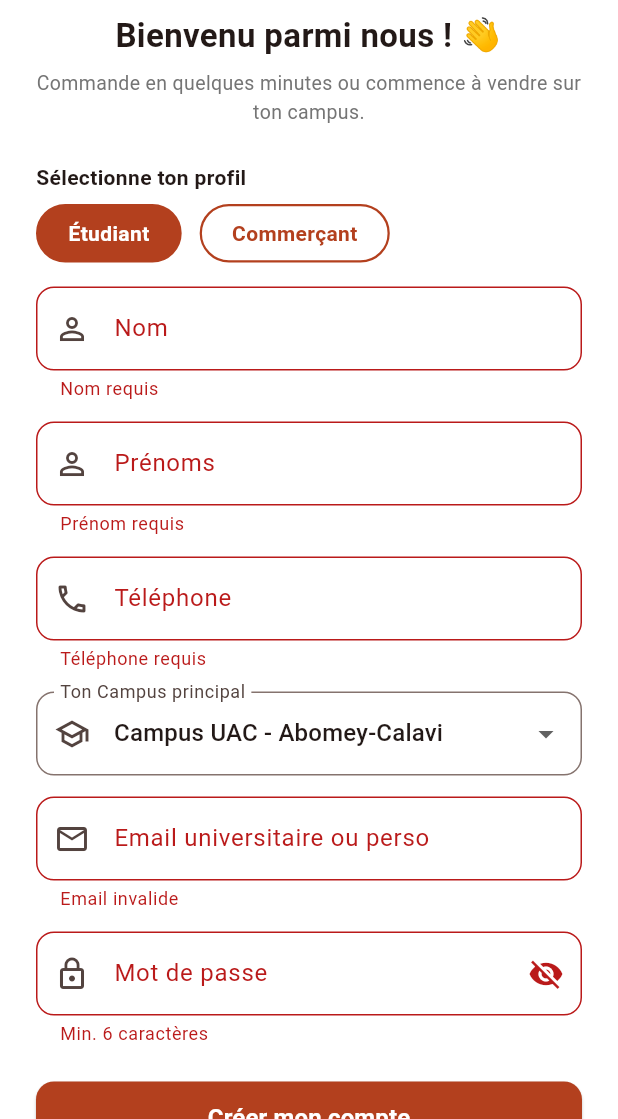
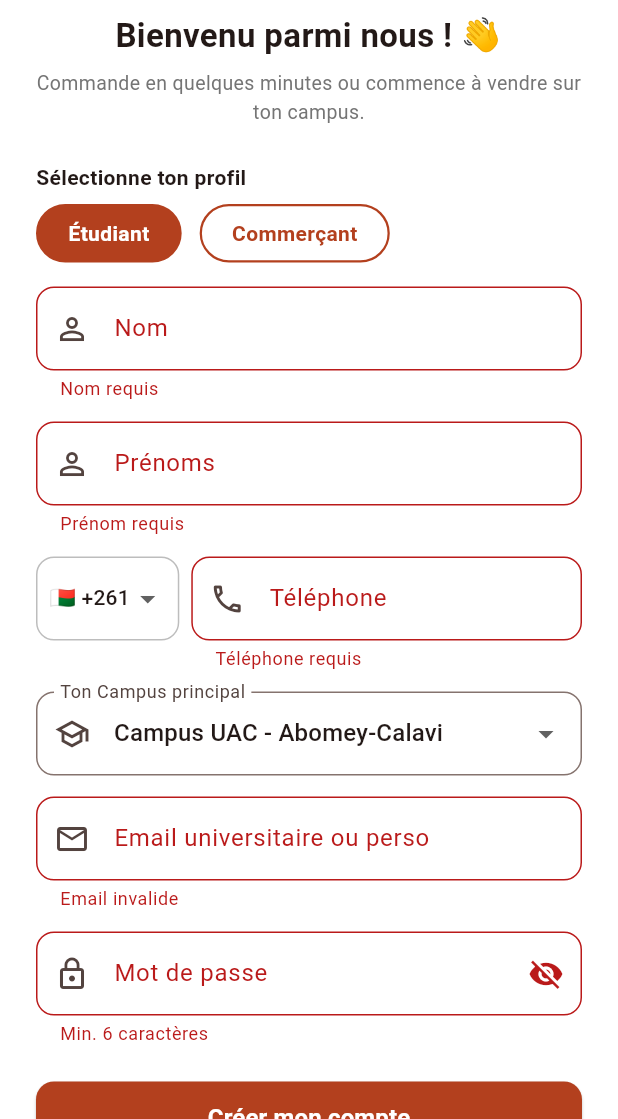
Before and after one commit to DavFilsDev/quick-eat-app, a Flutter app: the RegisterScreen screen opened by its route, after a tap on "Créer mon compte", on a phone screen of 412 x 824 dp, the part 117-1236 px from its top. Run offline on Flutter 3.47's test engine with Material 3 defaults, Android fonts, the phone set to English and light mode, and no system bars; our stand-ins replace cached_network_image, cloud_firestore, firebase_auth, firebase_core; accounts and stored records are empty.

Commit message:
feat(auth): add country code selector and integrate RoleDetector for email suggestion

```diff
--- a/lib/features/auth/presentation/screens/register_screen.dart
+++ b/lib/features/auth/presentation/screens/register_screen.dart
@@ -7,6 +7,7 @@ import '../../../../models/enums/user_role.dart';
 import '../controllers/auth_controller.dart';
 import '../widgets/auth_text_field.dart';
 import '../widgets/role_toggle.dart';
+import '../../domain/role_detector.dart';
 
 class RegisterScreen extends StatefulWidget {
   const RegisterScreen({super.key});
@@ -33,6 +34,12 @@ class _RegisterScreenState extends State<RegisterScreen> {
   void initState() {
     super.initState();
     _passwordController.addListener(() => setState(() {}));
+    _emailController.addListener(() {
+      final suggestedRole = RoleDetector.detectFromEmail(_emailController.text);
+      if (suggestedRole != null && suggestedRole != _role) {
+        setState(() => _role = suggestedRole);
+      }
+    });
     _authController = AuthController(
       authRepository: FirebaseAuthRepository(),
       userRepository: FirestoreUserRepository(),
@@ -45,13 +52,15 @@ class _RegisterScreenState extends State<RegisterScreen> {
 
   Future<void> _creerCompte() async {
     if (!_formKey.currentState!.validate()) return;
+    final fullPhone =
+        '$_selectedCountryCode${_telephoneController.text.trim()}';
 
     final success = await _authController.register(
       email: _emailController.text.trim(),
       password: _passwordController.text,
       nom: _nomController.text.trim(),
       prenoms: _prenomsController.text.trim(),
-      telephone: _telephoneController.text.trim(),
+      telephone: fullPhone,
       campus: _campusSelectionne ?? 'Campus UAC - Abomey-Calavi',
       role: _role,
     );
@@ -121,6 +130,14 @@ class _RegisterScreenState extends State<RegisterScreen> {
       ),
     );
   }
+
+  final List<Map<String, String>> _countryCodes = [
+    {'code': '+229', 'flag': '🇧🇯', 'label': '🇧🇯 +229'},
+    {'code': '+237', 'flag': '🇨🇲', 'label': '🇨🇲 +237'},
+    {'code': '+261', 'flag': '🇲🇬', 'label': '🇲🇬 +261'},
+    {'code': '+33', 'flag': '🇫🇷', 'label': '🇫🇷 +33'},
+  ];
+  String _selectedCountryCode = '+261';
 
   @override
   void dispose() {
@@ -196,14 +213,61 @@ class _RegisterScreenState extends State<RegisterScreen> {
                         (val == null || val.isEmpty) ? 'Prénom requis' : null,
                   ),
                   const SizedBox(height: 14),
-                  AuthTextField(
-                    controller: _telephoneController,
-                    label: 'Téléphone',
-                    prefixIcon: Icons.phone_outlined,
-                    keyboardType: TextInputType.phone,
-                    validator: (val) => (val == null || val.isEmpty)
-                        ? 'Téléphone requis'
-                        : null,
+                  Row(
+                    crossAxisAlignment: CrossAxisAlignment.start,
+                    children: [
+                      // Dropdown pour l'indicatif pays
+                      Container(
+                        height: 56,
+                        padding: const EdgeInsets.symmetric(horizontal: 8),
+                        decoration: BoxDecoration(
+                          border: Border.all(color: Colors.grey.shade400),
+                          borderRadius: BorderRadius.circular(12),
+                        ),
+                        child: DropdownButtonHideUnderline(
+                          child: DropdownButton<String>(
+                            value: _selectedCountryCode,
+                            items: _countryCodes.map((country) {
+                              return DropdownMenuItem<String>(
+                                value: country['code'],
+                                child: Text(
+                                  country['label']!,
+                                  style: const TextStyle(fontSize: 14),
+                                ),
+                              );
+                            }).toList(),
+                            onChanged: (val) {
+                              if (val != null) {
+                                setState(() => _selectedCountryCode = val);
+                              }
+                            },
+                          ),
+                        ),
+                      ),
+                      const SizedBox(width: 8),
+                      // Champ numéro local
+                      Expanded(
+                        child: AuthTextField(
+                          controller: _telephoneController,
+                          label: 'Téléphone',
+                          prefixIcon: Icons.phone_outlined,
+                          keyboardType: TextInputType.phone,
+                          validator: (val) {
+                            if (val == null || val.trim().isEmpty) {
+                              return 'Téléphone requis';
+                            }
+                            final clean = val.trim().replaceAll(
+                              RegExp(r'\s+'),
+                              '',
+                            );
+                            if (!RegExp(r'^\d{8,10}$').hasMatch(clean)) {
+                              return 'Numéro invalide';
+                            }
+                            return null;
+                          },
+                        ),
+                      ),
+                    ],
                   ),
                   const SizedBox(height: 14),
                   DropdownButtonFormField<String>(
```
